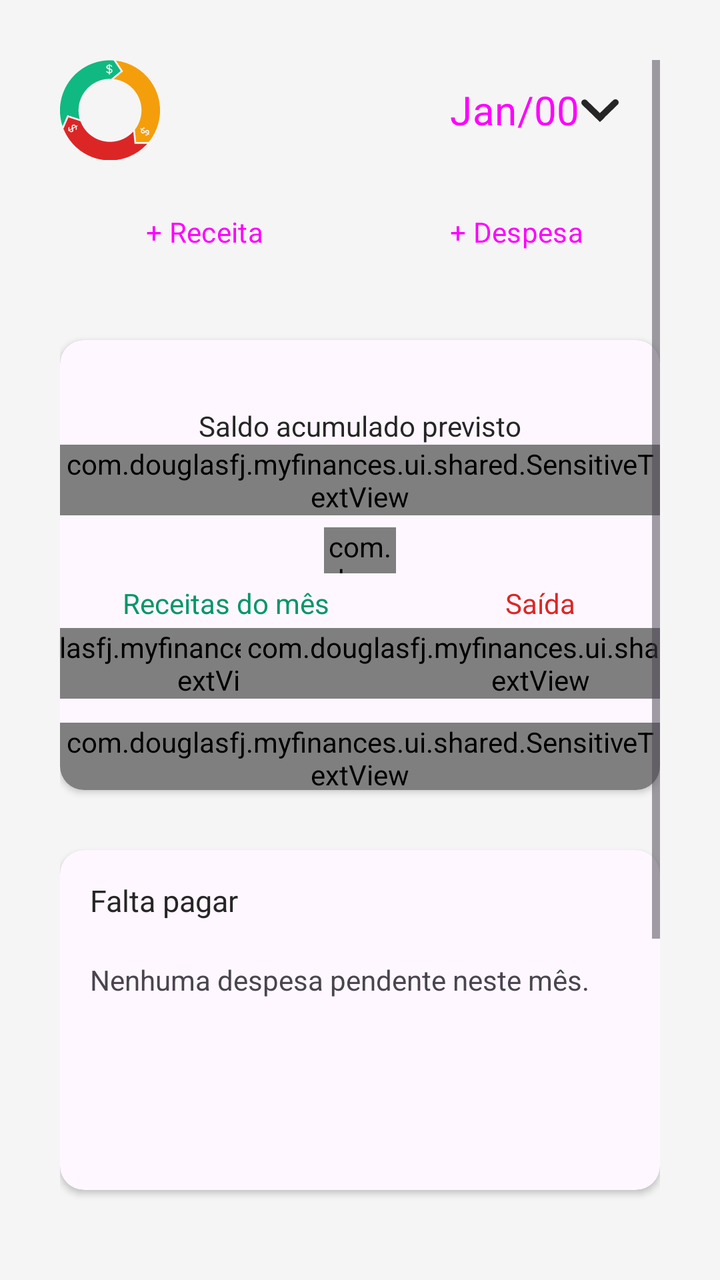
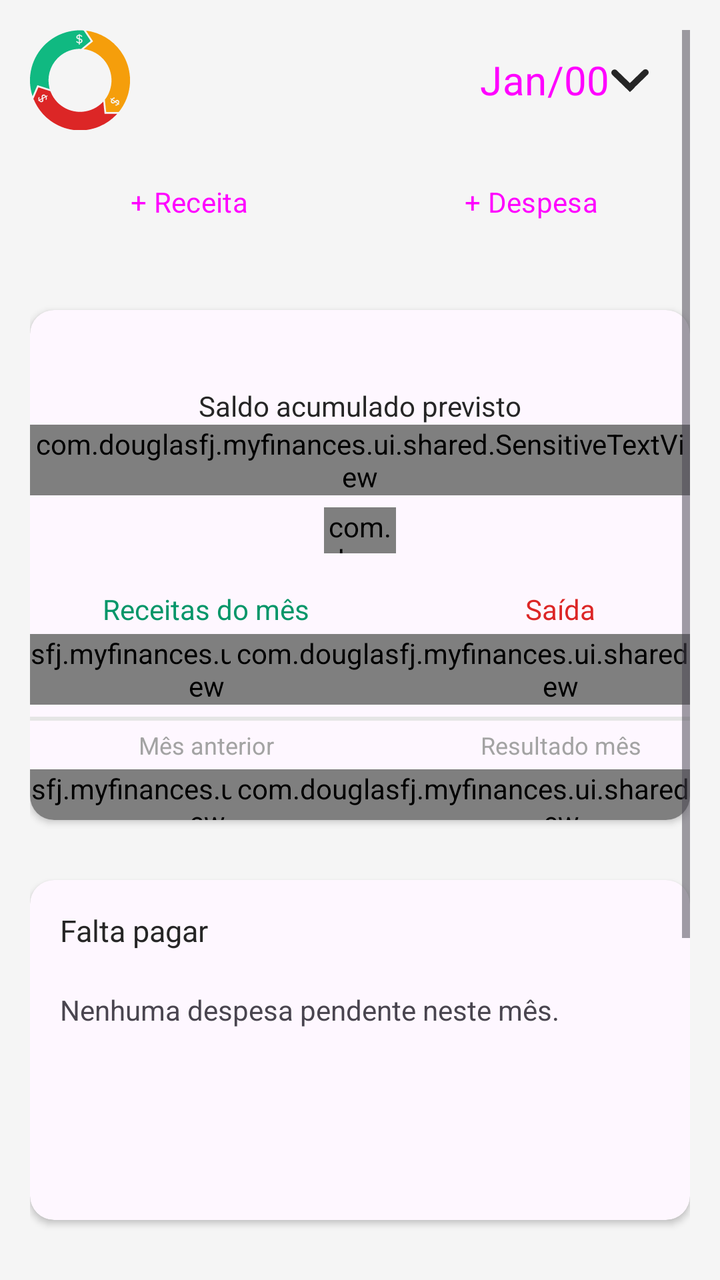

Compare the two renders of this Android layout. The source of the first and the diff that turns it into the second are given below.
<!-- AndroidManifest.xml: application theme Theme.MyFinances -->
<!-- res/layout/fragment_home.xml -->
<?xml version="1.0" encoding="utf-8"?>
<androidx.constraintlayout.widget.ConstraintLayout xmlns:android="http://schemas.android.com/apk/res/android"
    xmlns:app="http://schemas.android.com/apk/res-auto"
    xmlns:tools="http://schemas.android.com/tools"
    android:layout_width="match_parent"
    android:layout_height="match_parent"
    tools:context=".ui.home.HomeFragment">

    <ScrollView
        android:layout_width="match_parent"
        android:layout_height="match_parent"
        android:background="@color/neutral_100"
        android:padding="30dp"
        app:layout_constraintTop_toTopOf="parent">

        <androidx.constraintlayout.widget.ConstraintLayout
            android:id="@+id/fragment_home_constraint_wrapper"
            android:layout_width="match_parent"
            android:layout_height="wrap_content">

            <androidx.constraintlayout.widget.ConstraintLayout
                android:id="@+id/fragment_home_constraint_l_icon"
                android:layout_width="match_parent"
                android:layout_height="wrap_content"
                app:layout_constraintLeft_toLeftOf="parent"
                app:layout_constraintTop_toTopOf="parent">

                <ImageView
                    android:layout_width="50dp"
                    android:layout_height="50dp"
                    android:src="@drawable/circlemyfinances"
                    app:layout_constraintStart_toStartOf="parent"
                    app:layout_constraintTop_toTopOf="parent" />

                <Button
                    android:id="@+id/fragment_home_mes_selection"
                    style="?attr/buttonStyle"
                    android:layout_width="wrap_content"
                    android:layout_height="50dp"
                    android:drawableEnd="@drawable/arrow"
                    android:paddingHorizontal="20dp"
                    android:paddingVertical="5dp"
                    android:text="@string/default_month_text"
                    android:textSize="20sp"
                    app:layout_constraintEnd_toEndOf="parent"
                    app:layout_constraintTop_toTopOf="parent" />

            </androidx.constraintlayout.widget.ConstraintLayout>

            <LinearLayout
                android:id="@+id/fragment_home_actions"
                android:layout_width="match_parent"
                android:layout_height="wrap_content"
                android:orientation="horizontal"
                android:layout_marginTop="12dp"
                app:layout_constraintTop_toBottomOf="@id/fragment_home_constraint_l_icon">
                <Button android:id="@+id/fragment_home_add_income"
                    android:layout_width="0dp" android:layout_weight="1"
                    android:layout_marginRight="12dp"
                    android:backgroundTint="@color/emerald_400"
                    android:layout_height="wrap_content" android:text="+ Receita"/>
                <Button android:id="@+id/fragment_home_add_expense"
                    android:layout_width="0dp" android:layout_weight="1"
                    android:backgroundTint="@color/red_400"
                    android:layout_height="wrap_content" android:text="+ Despesa"/>
            </LinearLayout>

            <com.google.android.material.card.MaterialCardView
                android:id="@+id/fragment_home_card_saldos"
                style="@style/Widget.MyFinances.HomeBox"
                android:layout_width="match_parent"
                android:layout_height="225dp"
                android:layout_marginTop="30dp"
                app:layout_constraintTop_toBottomOf="@+id/fragment_home_actions">

                <androidx.constraintlayout.widget.ConstraintLayout
                    android:layout_width="match_parent"
                    android:layout_height="match_parent">

                    <TextView
                        android:id="@+id/fragment_home_saldo_conta_alias"
                        android:layout_width="wrap_content"
                        android:layout_height="wrap_content"
                        android:text="Saldo acumulado previsto"
                        android:textSize="14sp"
                        android:textColor="@color/neutral_800"
                        app:layout_constraintBottom_toBottomOf="parent"
                        app:layout_constraintEnd_toEndOf="parent"
                        app:layout_constraintStart_toStartOf="parent"
                        app:layout_constraintTop_toTopOf="parent"
                        app:layout_constraintVertical_bias="0.162" />

                    <com.douglasfj.myfinances.ui.shared.SensitiveTextView
                        android:id="@+id/fragment_home_saldo_conta"
                        android:layout_width="wrap_content"
                        android:layout_height="wrap_content"
                        android:text="@string/str_default_money"
                        android:textColor="@color/black"
                        android:textSize="20sp"
                        app:layout_constraintEnd_toEndOf="parent"
                        app:layout_constraintStart_toStartOf="parent"
                        app:layout_constraintTop_toBottomOf="@+id/fragment_home_saldo_conta_alias" />


                    <com.douglasfj.myfinances.ui.shared.SetSentiveImageButtonView
                        android:id="@+id/fragment_home_sensitive_visibility_button"
                        android:layout_width="36dp"
                        android:layout_height="23dp"
                        android:layout_marginTop="6dp"
                        android:background="@color/transparent"
                        android:scaleType="centerInside"
                        app:layout_constraintEnd_toEndOf="parent"
                        app:layout_constraintStart_toStartOf="parent"
                        app:layout_constraintTop_toBottomOf="@+id/fragment_home_saldo_conta"
                        app:tint="@color/neutral_800" />

                    <TextView
                        android:id="@+id/fragment_home_saldo_entrada_alias"
                        android:layout_width="wrap_content"
                        android:layout_height="wrap_content"
                        android:text="Receitas do mês"
                        android:textColor="@color/emerald_600"
                        android:textSize="14sp"
                        app:layout_constraintBottom_toBottomOf="parent"
                        app:layout_constraintEnd_toEndOf="parent"
                        app:layout_constraintHorizontal_bias="0.16"
                        app:layout_constraintStart_toStartOf="parent"
                        app:layout_constraintTop_toTopOf="parent"
                        app:layout_constraintVertical_bias="0.593" />

                    <com.douglasfj.myfinances.ui.shared.SensitiveTextView
                        android:id="@+id/fragment_home_saldo_entrada"
                        android:layout_width="wrap_content"
                        android:layout_height="wrap_content"
                        android:layout_marginTop="3dp"
                        android:text="@string/str_default_money"
                        android:textColor="@color/emerald_950"
                        android:textSize="16sp"
                        app:layout_constraintEnd_toEndOf="@+id/fragment_home_saldo_entrada_alias"
                        app:layout_constraintStart_toStartOf="@+id/fragment_home_saldo_entrada_alias"
                        app:layout_constraintTop_toBottomOf="@+id/fragment_home_saldo_entrada_alias" />

                    <TextView
                        android:id="@+id/fragment_home_saldo_saida_alias"
                        android:layout_width="wrap_content"
                        android:layout_height="wrap_content"
                        android:text="Saída"
                        android:textColor="@color/red_600"
                        android:textSize="14sp"
                        app:layout_constraintBottom_toBottomOf="parent"
                        app:layout_constraintEnd_toEndOf="parent"
                        app:layout_constraintHorizontal_bias="0.84"
                        app:layout_constraintStart_toStartOf="parent"
                        app:layout_constraintTop_toTopOf="parent"
                        app:layout_constraintVertical_bias="0.593" />

                    <com.douglasfj.myfinances.ui.shared.SensitiveTextView
                        android:id="@+id/fragment_home_saldo_saida"
                        android:layout_width="wrap_content"
                        android:layout_height="wrap_content"
                        android:layout_marginTop="3dp"
                        android:text="@string/str_default_money"
                        android:textColor="@color/red_950"
                        android:textSize="16sp"
                        app:layout_constraintEnd_toEndOf="@+id/fragment_home_saldo_saida_alias"
                        app:layout_constraintStart_toStartOf="@+id/fragment_home_saldo_saida_alias"
                        app:layout_constraintTop_toBottomOf="@+id/fragment_home_saldo_saida_alias" />

                    <com.douglasfj.myfinances.ui.shared.SensitiveTextView
                        android:id="@+id/fragment_home_carryover"
                        android:layout_width="match_parent"
                        android:layout_height="wrap_content"
                        android:gravity="center"
                        android:layout_marginTop="12dp"
                        android:textSize="13sp"
                        android:textColor="@color/neutral_800"
                        app:layout_constraintTop_toBottomOf="@id/fragment_home_saldo_entrada"/>

                </androidx.constraintlayout.widget.ConstraintLayout>
            </com.google.android.material.card.MaterialCardView>

            <com.google.android.material.card.MaterialCardView
                android:id="@+id/fragment_home_card_falta_pagar"
                style="@style/Widget.MyFinances.HomeBox"
                android:layout_width="match_parent"
                android:layout_height="170dp"
                android:layout_marginTop="30dp"
                app:layout_constraintTop_toBottomOf="@+id/fragment_home_card_saldos">
                <androidx.constraintlayout.widget.ConstraintLayout
                    android:layout_width="match_parent"
                    android:layout_height="match_parent"
                    android:padding="15dp">

                    <androidx.constraintlayout.widget.ConstraintLayout
                        android:id="@+id/fragment_home_title_falta_pagar"
                        android:layout_width="match_parent"
                        android:layout_height="wrap_content"
                        app:layout_constraintLeft_toLeftOf="parent"
                        app:layout_constraintTop_toTopOf="parent">

                        <TextView
                            android:layout_width="wrap_content"
                            android:layout_height="wrap_content"
                            android:text="@string/str_card_falta_pagar"
                            android:textColor="@color/neutral_800"
                            android:textSize="15sp"
                            app:layout_constraintStart_toStartOf="parent"
                            app:layout_constraintTop_toTopOf="parent" />

                    </androidx.constraintlayout.widget.ConstraintLayout>

                    <GridView
                        android:id="@+id/fragment_home_lista_falta_pagar"
                        android:layout_width="match_parent"
                        android:layout_height="116dp"
                        android:numColumns="2"
                        android:verticalSpacing="10dp"
                        app:layout_constraintStart_toStartOf="parent"
                        app:layout_constraintTop_toBottomOf="@+id/fragment_home_title_falta_pagar"
                        tools:listitem="@layout/layout_despesa" />
                    <TextView android:id="@+id/fragment_home_pending_empty"
                        android:layout_width="match_parent" android:layout_height="wrap_content"
                        android:text="Nenhuma despesa pendente neste mês."
                        android:paddingTop="20dp"
                        app:layout_constraintTop_toBottomOf="@id/fragment_home_title_falta_pagar"/>
                </androidx.constraintlayout.widget.ConstraintLayout>
            </com.google.android.material.card.MaterialCardView>

            <com.google.android.material.card.MaterialCardView
                android:layout_width="match_parent"
                android:layout_height="220dp"
                android:layout_marginTop="30dp"
                style="@style/Widget.MyFinances.HomeBox"
                app:layout_constraintTop_toBottomOf="@id/fragment_home_card_falta_pagar">
                <androidx.constraintlayout.widget.ConstraintLayout
                    android:layout_width="match_parent"
                    android:layout_height="match_parent"
                    android:padding="15dp">

                    <TextView
                        android:id="@+id/textView"
                        android:layout_width="wrap_content"
                        android:layout_height="wrap_content"
                        android:text="@string/str_card_ultimas_despesas"
                        app:layout_constraintLeft_toLeftOf="parent"
                        app:layout_constraintTop_toTopOf="parent" />

                    <ListView
                        android:id="@+id/fragment_home_lista_ultimas_despesas"
                        android:layout_width="match_parent"
                        android:layout_height="170dp"
                        app:layout_constraintStart_toStartOf="parent"
                        app:layout_constraintTop_toBottomOf="@+id/textView"
                        tools:listitem="@layout/layout_ultimas_despesas"/>
                    <TextView android:id="@+id/fragment_home_recent_empty"
                        android:layout_width="match_parent" android:layout_height="wrap_content"
                        android:text="Adicione uma despesa para começar."
                        android:paddingTop="20dp"
                        app:layout_constraintTop_toBottomOf="@id/textView"/>

                </androidx.constraintlayout.widget.ConstraintLayout>
            </com.google.android.material.card.MaterialCardView>

        </androidx.constraintlayout.widget.ConstraintLayout>
    </ScrollView>

</androidx.constraintlayout.widget.ConstraintLayout>
<!-- res/layout/layout_despesa.xml (included above) -->
<?xml version="1.0" encoding="utf-8"?>
<androidx.constraintlayout.widget.ConstraintLayout xmlns:android="http://schemas.android.com/apk/res/android"
    xmlns:tools="http://schemas.android.com/tools"
    android:layout_width="wrap_content"
    android:layout_height="40dp"
    xmlns:app="http://schemas.android.com/apk/res-auto">

    <androidx.constraintlayout.widget.ConstraintLayout
        android:id="@+id/layout_despesa_wrapper_imagem"
        android:layout_width="40dp"
        android:layout_height="match_parent"
        android:background="@drawable/circle"
        android:backgroundTint="@color/neutral_300"
        app:layout_constraintStart_toStartOf="parent">

        <ImageView
            android:id="@+id/layout_despesa_imagem"
            android:layout_width="25dp"
            android:layout_height="25dp"
            android:src="@drawable/base"
            app:tint="@color/neutral_950"
            app:layout_constraintBottom_toBottomOf="parent"
            app:layout_constraintEnd_toEndOf="parent"
            app:layout_constraintStart_toStartOf="parent"
            app:layout_constraintTop_toTopOf="parent" />
    </androidx.constraintlayout.widget.ConstraintLayout>

    <androidx.constraintlayout.widget.ConstraintLayout
        android:id="@+id/layout_despesa_wrapper_textos"
        android:layout_width="wrap_content"
        android:layout_height="wrap_content"
        android:layout_marginStart="6dp"
        app:layout_constraintTop_toTopOf="parent"
        app:layout_constraintBottom_toBottomOf="parent"
        app:layout_constraintLeft_toRightOf="@id/layout_despesa_wrapper_imagem">

        <TextView
            android:id="@+id/layout_despesa_nome_despesa"
            android:layout_width="wrap_content"
            android:layout_height="wrap_content"
            android:layout_marginBottom="2dp"
            android:textSize="12sp"
            android:text="@string/str_default_nome_despesa"
            android:textColor="@color/neutral_950"
            app:layout_constraintTop_toTopOf="parent"
            app:layout_constraintLeft_toLeftOf="parent"/>

        <com.douglasfj.myfinances.ui.shared.SensitiveTextView
            android:id="@+id/layout_despesa_despesa"
            android:layout_width="wrap_content"
            android:layout_height="wrap_content"
            android:textSize="11sp"
            android:text="@string/str_default_money"
            android:textColor="@color/neutral_700"
            app:layout_constraintTop_toBottomOf="@id/layout_despesa_nome_despesa"
            app:layout_constraintLeft_toLeftOf="parent"/>
    </androidx.constraintlayout.widget.ConstraintLayout>
</androidx.constraintlayout.widget.ConstraintLayout>
<!-- res/layout/layout_ultimas_despesas.xml (included above) -->
<?xml version="1.0" encoding="utf-8"?>
<androidx.constraintlayout.widget.ConstraintLayout xmlns:android="http://schemas.android.com/apk/res/android"
    android:layout_width="match_parent"
    android:layout_height="wrap_content"
    android:padding="5dp"
    xmlns:app="http://schemas.android.com/apk/res-auto">
    <include layout="@layout/layout_despesa"
        app:layout_constraintTop_toTopOf="parent"
        app:layout_constraintLeft_toLeftOf="parent" />

    <TextView
        android:id="@+id/layout_ultima_despesa_mes"
        android:layout_width="wrap_content"
        android:layout_height="wrap_content"
        android:text="@string/default_month_text"
        android:textSize="15sp"
        app:layout_constraintBottom_toBottomOf="parent"
        app:layout_constraintRight_toRightOf="parent"
        app:layout_constraintTop_toTopOf="parent" />
</androidx.constraintlayout.widget.ConstraintLayout>
<!-- resources referenced by this layout -->
<resources>
  <color name="black">#FF000000</color>
  <color name="emerald_400">#34D399</color>
  <color name="emerald_600">#059669</color>
  <color name="emerald_950">#022C22</color>
  <color name="neutral_100">#F5F5F5</color>
  <color name="neutral_300">#D4D4D4</color>
  <color name="neutral_700">#404040</color>
  <color name="neutral_800">#262626</color>
  <color name="neutral_950">#0A0A0A</color>
  <color name="red_400">#F87171</color>
  <color name="red_600">#DC2626</color>
  <color name="red_950">#450A0A</color>
  <color name="transparent">#00FFFFFF</color>
  <!-- drawable arrow (drawable) -->
  <vector xmlns:android="http://schemas.android.com/apk/res/android"
      android:width="20dp"
      android:height="12dp"
      android:viewportWidth="20"
      android:viewportHeight="12">
    <path
        android:pathData="M1.14,3.433C0.511,2.822 0.511,1.832 1.14,1.222V1.222C1.77,0.611 2.791,0.611 3.421,1.222L12.258,9.789L9.978,12L1.14,3.433Z"
        android:fillColor="#262626"/>
    <path
        android:pathData="M16.579,1.105C17.209,0.495 18.23,0.495 18.86,1.105V1.105C19.49,1.716 19.49,2.706 18.86,3.316L10.023,11.884L7.742,9.673L16.579,1.105Z"
        android:fillColor="#262626"/>
  </vector>
  <!-- drawable circle (drawable) -->
  <?xml version="1.0" encoding="utf-8"?>
  <shape xmlns:android="http://schemas.android.com/apk/res/android"
      android:shape="oval">
      <solid android:color="@color/white"/>
  </shape>
  <string name="default_month_text">Jan/00</string>
  <string name="str_card_falta_pagar">Falta pagar</string>
  <string name="str_card_ultimas_despesas">Últimas despesas</string>
  <string name="str_default_money">R$ 000,00</string>
  <string name="str_default_nome_despesa">Nome da Despesa</string>
  <style name="Widget.MyFinances.HomeBox" parent="">
          <item name="strokeWidth">0dp</item>
          <item name="cardElevation">2dp</item>
      </style>
  <color name="white">#FFFFFFFF</color>
  <color name="emerald_500">#10B981</color>
  <color name="emerald_700">#047857</color>
  <style name="Widget.MyFinances.Button" parent="Widget.Material3.Button">
          <item name="android:elevation">6dp</item>
          <item name="android:translationZ">2dp</item>
      </style>
  <style name="ThemeOverlay.MyFinances.AlertDialog" parent="ThemeOverlay.AppCompat.Dialog.Alert">
          <item name="android:colorBackgroundFloating">@color/dialog_background</item>
          <item name="android:textColorPrimary">@color/dialog_text</item>
          <item name="android:textColorSecondary">@color/dialog_text</item>
          <item name="colorAccent">@color/dialog_action</item>
          <item name="buttonBarPositiveButtonStyle">@style/Widget.MyFinances.DialogButton</item>
          <item name="buttonBarNegativeButtonStyle">@style/Widget.MyFinances.DialogButton</item>
          <item name="buttonBarNeutralButtonStyle">@style/Widget.MyFinances.DialogButton</item>
      </style>
  <color name="dialog_background">#FFFFFF</color>
  <color name="dialog_text">#262626</color>
  <color name="dialog_action">#047857</color>
  <style name="Widget.MyFinances.DialogButton" parent="Widget.AppCompat.Button.ButtonBar.AlertDialog">
          <item name="android:textColor">@color/dialog_action</item>
      </style>
  <!-- unchanged entries left out for length: 3 -->
</resources>

<!-- the commit's change to res/layout/fragment_home.xml (unified diff, before → after) -->
@@ -10,7 +10,7 @@
         android:layout_width="match_parent"
         android:layout_height="match_parent"
         android:background="@color/neutral_100"
-        android:padding="30dp"
+        android:padding="15dp"
         app:layout_constraintTop_toTopOf="parent">
 
         <androidx.constraintlayout.widget.ConstraintLayout
@@ -69,7 +69,7 @@
                 android:id="@+id/fragment_home_card_saldos"
                 style="@style/Widget.MyFinances.HomeBox"
                 android:layout_width="match_parent"
-                android:layout_height="225dp"
+                android:layout_height="255dp"
                 android:layout_marginTop="30dp"
                 app:layout_constraintTop_toBottomOf="@+id/fragment_home_actions">
 
@@ -166,15 +166,61 @@
                         app:layout_constraintStart_toStartOf="@+id/fragment_home_saldo_saida_alias"
                         app:layout_constraintTop_toBottomOf="@+id/fragment_home_saldo_saida_alias" />
 
-                    <com.douglasfj.myfinances.ui.shared.SensitiveTextView
-                        android:id="@+id/fragment_home_carryover"
+                    <LinearLayout
                         android:layout_width="match_parent"
-                        android:layout_height="wrap_content"
+                        android:layout_height="2dp"
+                        android:layout_marginTop="6dp"
                         android:gravity="center"
+                        android:background="@color/neutral_200"
+                        app:layout_constraintTop_toBottomOf="@id/fragment_home_saldo_saida"/>
+
+                    <TextView
+                        android:id="@+id/fragment_home_saldo_anterior_alias"
+                        android:layout_width="wrap_content"
+                        android:layout_height="wrap_content"
                         android:layout_marginTop="12dp"
-                        android:textSize="13sp"
-                        android:textColor="@color/neutral_800"
-                        app:layout_constraintTop_toBottomOf="@id/fragment_home_saldo_entrada"/>
+                        android:text="Mês anterior"
+                        android:textColor="@color/neutral_400"
+                        android:textSize="12sp"
+                        app:layout_constraintStart_toStartOf="@+id/fragment_home_saldo_entrada"
+                        app:layout_constraintEnd_toEndOf="@+id/fragment_home_saldo_entrada"
+                        app:layout_constraintTop_toBottomOf="@+id/fragment_home_saldo_entrada" />
+
+                    <com.douglasfj.myfinances.ui.shared.SensitiveTextView
+                        android:id="@+id/fragment_home_saldo_anterior"
+                        android:layout_width="wrap_content"
+                        android:layout_height="wrap_content"
+                        android:layout_marginTop="4dp"
+                        android:text="R$ 000,00"
+                        android:textSize="12sp"
+                        android:textColor="@color/neutral_600"
+                        app:layout_constraintStart_toStartOf="@+id/fragment_home_saldo_anterior_alias"
+                        app:layout_constraintEnd_toEndOf="@id/fragment_home_saldo_anterior_alias"
+                        app:layout_constraintTop_toBottomOf="@id/fragment_home_saldo_anterior_alias"/>
+
+                    <TextView
+                        android:id="@+id/fragment_home_resultado_mes_alias"
+                        android:layout_width="wrap_content"
+                        android:layout_height="wrap_content"
+                        android:layout_marginTop="12dp"
+                        android:text="Resultado mês"
+                        android:textColor="@color/neutral_400"
+                        android:textSize="12sp"
+                        app:layout_constraintStart_toStartOf="@+id/fragment_home_saldo_saida"
+                        app:layout_constraintEnd_toEndOf="@+id/fragment_home_saldo_saida"
+                        app:layout_constraintTop_toBottomOf="@+id/fragment_home_saldo_saida" />
+
+                    <com.douglasfj.myfinances.ui.shared.SensitiveTextView
+                        android:id="@+id/fragment_home_resultado_mes"
+                        android:layout_width="wrap_content"
+                        android:layout_height="wrap_content"
+                        android:layout_marginTop="4dp"
+                        android:text="R$ 000,00"
+                        android:textSize="12sp"
+                        android:textColor="@color/neutral_600"
+                        app:layout_constraintStart_toStartOf="@id/fragment_home_resultado_mes_alias"
+                        app:layout_constraintEnd_toEndOf="@id/fragment_home_resultado_mes_alias"
+                        app:layout_constraintTop_toBottomOf="@id/fragment_home_resultado_mes_alias"/>
 
                 </androidx.constraintlayout.widget.ConstraintLayout>
             </com.google.android.material.card.MaterialCardView>
<!-- resource entries referenced after the edit -->
@@ -5,7 +5,10 @@
   <color name="emerald_600">#059669</color>
   <color name="emerald_950">#022C22</color>
   <color name="neutral_100">#F5F5F5</color>
+  <color name="neutral_200">#E5E5E5</color>
   <color name="neutral_300">#D4D4D4</color>
+  <color name="neutral_400">#A3A3A3</color>
+  <color name="neutral_600">#525252</color>
   <color name="neutral_700">#404040</color>
   <color name="neutral_800">#262626</color>
   <color name="neutral_950">#0A0A0A</color>
